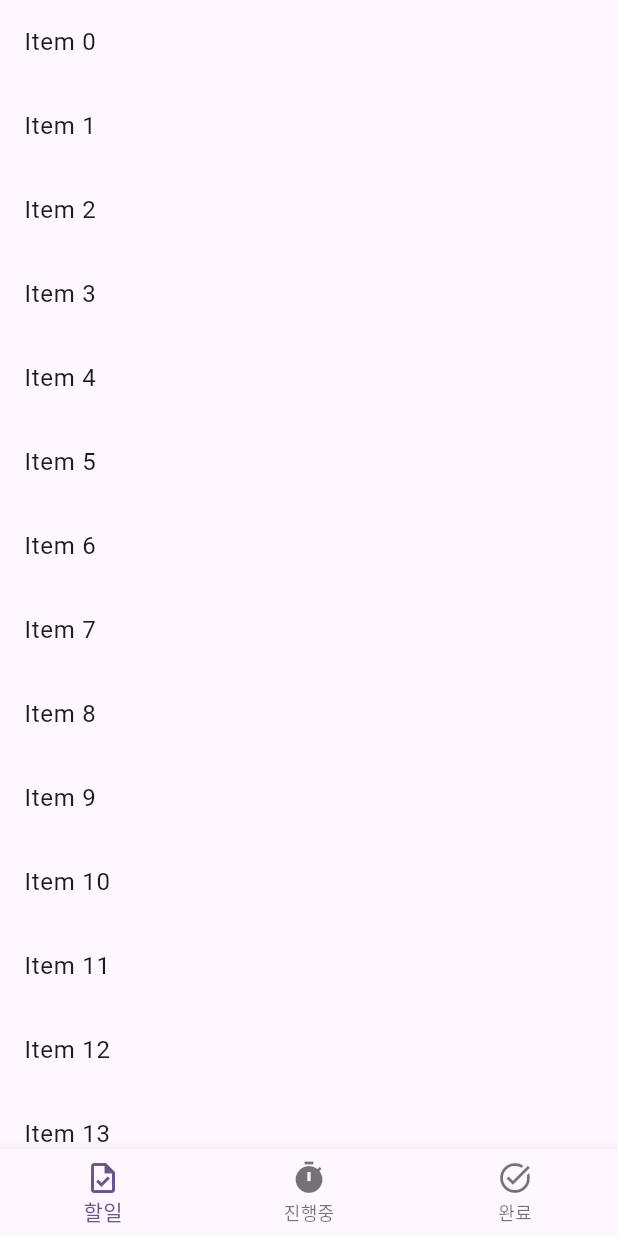
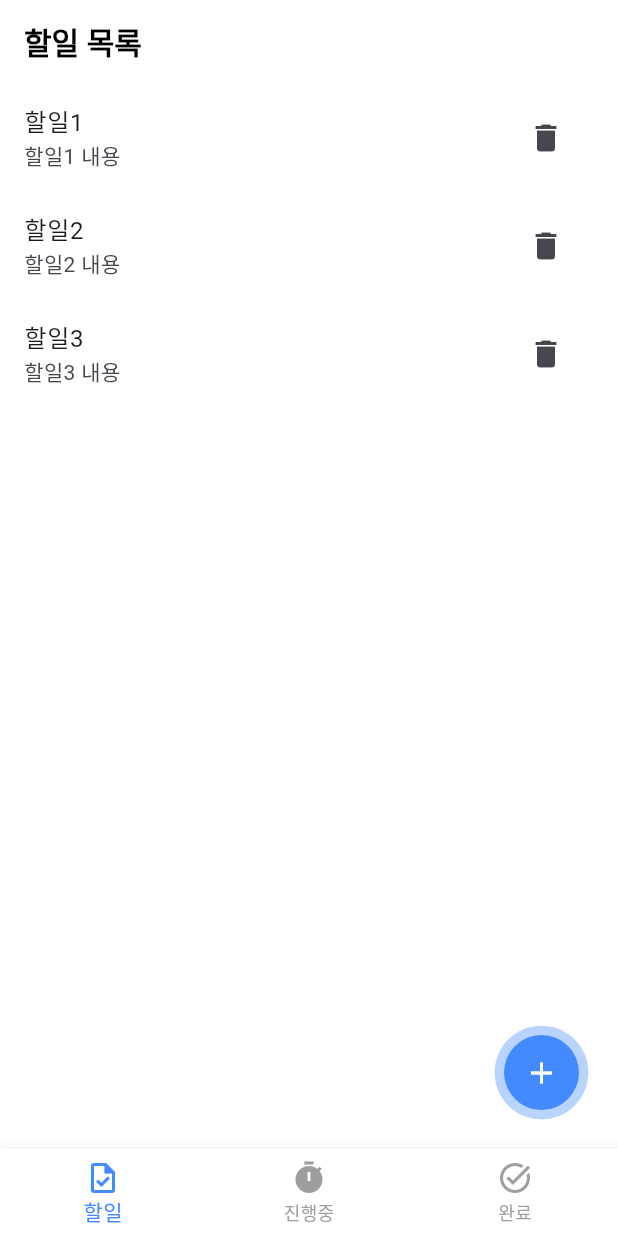
Before and after one commit to DevHyeon0312/to_do_list, a Flutter app: the screen it shows after launch, on a phone screen of 412 x 824 dp. Run offline on Flutter 3.47's test engine with Material 3 defaults, Android fonts, the phone set to English and light mode, and no system bars; our stand-ins replace floor, get; accounts and stored records are empty.

Commit message:
Task 를 넣은 임시 구조 추가

```diff
--- /dev/null
+++ b/lib/app/data/enum/task_status.dart
@@ -0,0 +1,11 @@
+///
+/// [TaskStatus] task status enum
+/// * [pending] 대기
+/// * [ongoing] 진행중
+/// * [completed] 완료
+///
+enum TaskStatus {
+  pending,
+  ongoing,
+  completed;
+}
--- /dev/null
+++ b/lib/app/data/model/task.dart
@@ -0,0 +1,49 @@
+import 'package:to_do_list/app/data/enum/task_category.dart';
+import 'package:to_do_list/app/data/enum/task_status.dart';
+import 'package:to_do_list/common/util/date_util.dart';
+import 'package:to_do_list/core/local_db/entity/db_task_entity.dart';
+
+/// Task model
+/// * [id] task id
+/// * [title] task 제목
+/// * [content] task 내용
+/// * [dueDate] task 마감일
+/// * [link] task 관련링크
+/// * [category] task 카테고리
+/// * [status] task 상태
+class Task {
+  int id;
+  String title;
+  String content;
+  DateTime dueDate;
+  String link;
+  TaskCategory category;
+  TaskStatus status;
+
+  Task({
+    required this.id,
+    required this.title,
+    required this.content,
+    required this.dueDate,
+    required this.category,
+    required this.link,
+    required this.status,
+  });
+
+  factory Task.fromDataBase(DbTaskEntity entity) {
+    return Task(
+      id: entity.id,
+      title: entity.title,
+      content: entity.content,
+      dueDate: DateUtil.milliSecondsToDateTime(entity.dueDateMilliSeconds),
+      link: entity.link,
+      category: TaskCategory.fromString(entity.category),
+      status: TaskStatus.pending,
+    );
+  }
+
+  @override
+  String toString() {
+    return 'Task{id: $id, title: $title, content: $content, dueDate: $dueDate, link: $link, category: $category, status: $status}';
+  }
+}
--- /dev/null
+++ b/lib/app/data/usecase/task_usecase.dart
@@ -0,0 +1,5 @@
+class TaskUseCase {
+  // Task DataBase Repository
+
+
+}
--- a/lib/feature/main/main_page.dart
+++ b/lib/app/feature/main/main_page.dart
@@ -1,6 +1,9 @@
 import 'package:flutter/material.dart';
 import 'package:get/get.dart';
-import 'package:to_do_list/feature/main/controller/main_tab_controller.dart';
+import 'package:to_do_list/app/feature/main/controller/main_tab_controller.dart';
+import 'package:to_do_list/app/feature/task/page/task_all_list_page.dart';
+import 'package:to_do_list/app/feature/task/page/task_complete_list_page.dart';
+import 'package:to_do_list/app/feature/task/page/task_ongoing_list_page.dart';
 
 class MainPage extends StatefulWidget {
   const MainPage({super.key});
@@ -12,19 +15,10 @@ class MainPage extends StatefulWidget {
 class _MainPageState extends State<MainPage> {
   final MainTabController tabController = Get.put(MainTabController());
 
-  final List<Widget> pages = [
-    Container(
-      child: ListView.builder(
-        itemCount: 100,
-        itemBuilder: (context, index) {
-          return ListTile(
-            title: Text('Item $index'),
-          );
-        },
-      ),
-    ),
-    Container(),
-    Container(),
+  final List<Widget> pages = const [
+    TaskAllListPage(),
+    TaskOngoingListPage(),
+    TaskCompleteListPage(),
   ];
 
   @override
--- /dev/null
+++ b/lib/app/feature/task/page/task_all_list_page.dart
@@ -0,0 +1,60 @@
+import 'package:flutter/material.dart';
+import 'package:get/get.dart';
+import 'package:to_do_list/app/feature/task/controller/task_controller.dart';
+import 'package:to_do_list/common/widget/animation_floating_action_button.dart';
+
+class TaskAllListPage extends StatefulWidget {
+  const TaskAllListPage({super.key});
+
+  @override
+  State<TaskAllListPage> createState() => _TaskAllListPageState();
+}
+
+class _TaskAllListPageState extends State<TaskAllListPage> {
+  final TaskController taskController = Get.put(TaskController());
+
+  @override
+  void initState() {
+    super.initState();
+    taskController.getMockTaskList();
+  }
+
+  @override
+  Widget build(BuildContext context) {
+    return Scaffold(
+      appBar: AppBar(
+        title: const Text('할일 목록'),
+      ),
+      backgroundColor: Colors.white,
+      body: Obx(
+          () {
+            if (taskController.taskList.isEmpty) {
+              return Center(child: CircularProgressIndicator());
+            }
+            return ListView.builder(
+              itemCount: taskController.taskList.length,
+              itemBuilder: (context, index) {
+                final task = taskController.taskList[index];
+                return ListTile(
+                  title: Text(task.title),
+                  subtitle: Text(task.content),
+                  trailing: IconButton(
+                    icon: Icon(Icons.delete),
+                    onPressed: () {
+                      taskController.deleteTask(task.id);
+                    },
+                  ),
+                  onTap: () {
+
+                  },
+                );
+              },
+            );
+          }
+      ),
+      floatingActionButton: AnimationFloatingActionButton(
+        onPressed: () {},
+      ),
+    );
+  }
+}
--- a/lib/core/navigation/app_page.dart
+++ b/lib/app/navigation/app_page.dart
@@ -1,6 +1,6 @@
 import 'package:get/get.dart';
-import 'package:to_do_list/core/navigation/app_route.dart';
-import 'package:to_do_list/feature/main/main_page.dart';
+import 'package:to_do_list/app/feature/main/main_page.dart';
+import 'package:to_do_list/app/navigation/app_route.dart';
 class AppPage {
   static final pages = [
     GetPage(
--- /dev/null
+++ b/lib/common/widget/animation_floating_action_button.dart
@@ -0,0 +1,85 @@
+import 'package:flutter/material.dart';
+
+class AnimationFloatingActionButton extends StatefulWidget {
+  const AnimationFloatingActionButton({
+    super.key,
+    required this.onPressed,
+    this.size = const Size(70.0, 70.0),
+  });
+
+  final VoidCallback onPressed;
+  final Size size;
+
+  @override
+  State<AnimationFloatingActionButton> createState() =>
+      _AnimationFloatingActionButtonState();
+}
+
+class _AnimationFloatingActionButtonState
+    extends State<AnimationFloatingActionButton>
+    with SingleTickerProviderStateMixin {
+  late AnimationController _animationController;
+  late Animation<double> _animation;
+
+  @override
+  void initState() {
+    super.initState();
+    _animationController = AnimationController(
+      vsync: this,
+      duration: const Duration(seconds: 2),
+    )..addStatusListener((status) {
+        if (status == AnimationStatus.completed) {
+          _animationController.reset();
+          _animationController.forward();
+        }
+      });
+    _animation =
+        Tween<double>(begin: 0.0, end: 1.0).animate(_animationController);
+    _animationController.forward();
+  }
+
+  @override
+  void dispose() {
+    _animationController.dispose();
+    super.dispose();
+  }
+
+  @override
+  Widget build(BuildContext context) {
+    return SizedBox(
+      width: widget.size.width,
+      height: widget.size.height,
+      child: Stack(
+        alignment: Alignment.center,
+        children: [
+          AnimatedBuilder(
+            animation: _animation,
+            builder: (context, child) {
+              return Container(
+                width: (widget.size.width - 20) + _animation.value * 20,
+                height: (widget.size.height - 20) + _animation.value * 20,
+                decoration: BoxDecoration(
+                  shape: BoxShape.circle,
+                  color: Colors.blueAccent.withOpacity(1 - _animation.value),
+                ),
+              );
+            },
+          ),
+          InkWell(
+            onTap: widget.onPressed,
+            borderRadius: BorderRadius.circular(999),
+            child: Ink(
+              width: (widget.size.width - 20),
+              height: (widget.size.height - 20),
+              decoration: const BoxDecoration(
+                shape: BoxShape.circle,
+                color: Colors.blueAccent,
+              ),
+              child: const Icon(Icons.add, color: Colors.white),
+            ),
+          ),
+        ],
+      ),
+    );
+  }
+}
--- a/lib/main.dart
+++ b/lib/main.dart
@@ -1,7 +1,7 @@
 import 'package:flutter/material.dart';
 import 'package:get/get.dart';
-import 'package:to_do_list/core/navigation/app_page.dart';
-import 'package:to_do_list/core/navigation/app_route.dart';
+import 'package:to_do_list/app/navigation/app_page.dart';
+import 'package:to_do_list/app/navigation/app_route.dart';
 
 void main() {
   runApp(const MyApp());
@@ -16,6 +16,21 @@ class MyApp extends StatelessWidget {
       theme: ThemeData(
         colorScheme: ColorScheme.fromSeed(seedColor: Colors.deepPurple),
         useMaterial3: true,
+        appBarTheme: const AppBarTheme(
+          backgroundColor: Colors.white,
+          scrolledUnderElevation: 0,
+          elevation: 0,
+          titleTextStyle: TextStyle(
+            color: Colors.black,
+            fontSize: 20,
+            fontWeight: FontWeight.bold,
+          ),
+        ),
+        bottomNavigationBarTheme: const BottomNavigationBarThemeData(
+          backgroundColor: Colors.white,
+          selectedItemColor: Colors.blueAccent,
+          unselectedItemColor: Colors.grey,
+        ),
       ),
       initialRoute: AppRoute.main.name,
       getPages: AppPage.pages,
```
Also changed, not shown: lib/app/data/enum/task_category.dart (added, +44 -0 lines), lib/app/feature/task/controller/task_controller.dart (added, +72 -0 lines), lib/app/feature/task/page/task_complete_list_page.dart (added, +10 -0 lines), lib/app/feature/task/page/task_ongoing_list_page.dart (added, +10 -0 lines), lib/common/util/date_util.dart (added, +14 -0 lines), lib/core/local_db/entity/db_task_entity.dart (added, +24 -0 lines), lib/app/feature/main/controller/main_tab_controller.dart (renamed from lib/feature/main/controller/main_tab_controller.dart), lib/app/feature/task/controller/task_all_list_controller.dart (added), lib/app/navigation/app_route.dart (renamed from lib/core/navigation/app_route.dart).
